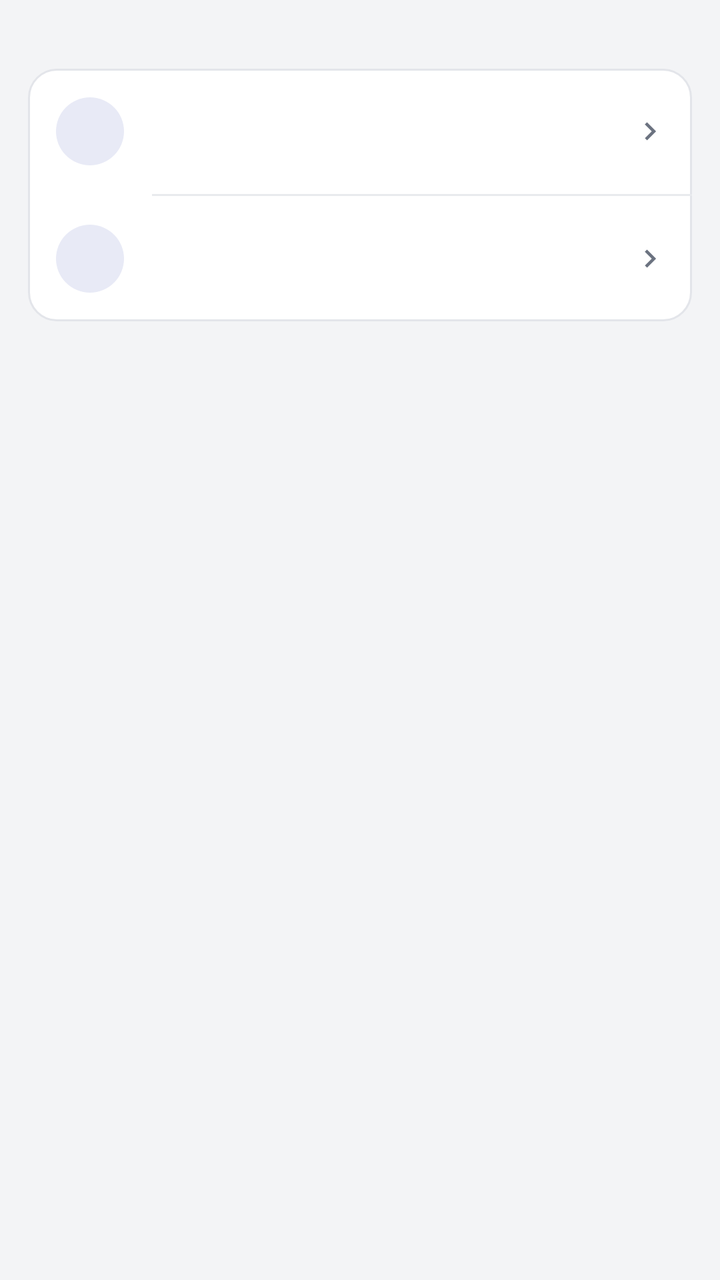
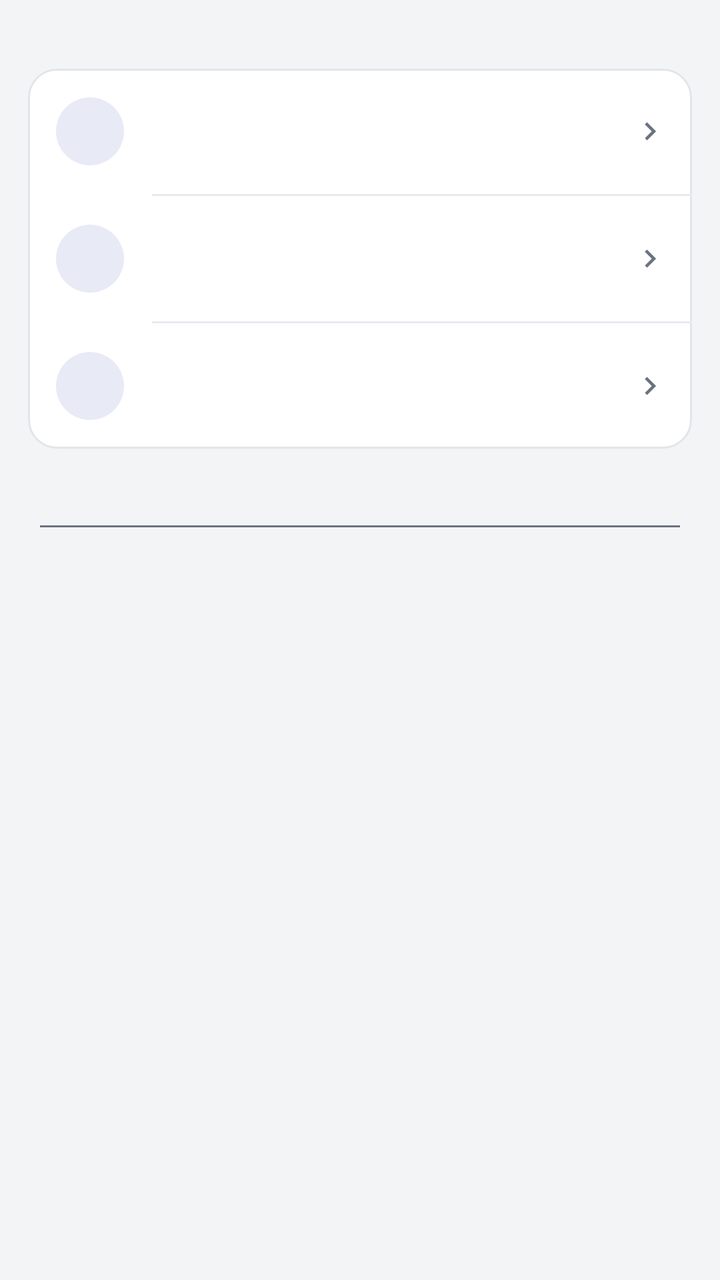

Two renders of the same Android screen: before a commit and after it. Below are the layout's source before the change and the commit's diff.
<!-- AndroidManifest.xml: activity theme AppTheme -->
<!-- res/layout/activity_blueprints.xml -->
<?xml version="1.0" encoding="utf-8"?>
<LinearLayout xmlns:android="http://schemas.android.com/apk/res/android"
    android:id="@+id/root"
    android:layout_width="match_parent"
    android:layout_height="match_parent"
    android:orientation="vertical"
    android:background="@color/bg">

    <TextView
        android:id="@+id/bp_head"
        android:layout_width="match_parent"
        android:layout_height="wrap_content"
        android:paddingStart="20dp"
        android:paddingEnd="20dp"
        android:paddingTop="12dp"
        android:paddingBottom="6dp"
        android:lineSpacingExtra="2dp"
        android:textColor="@color/fg_muted"
        android:textSize="12sp" />

    
    <LinearLayout
        android:id="@+id/bp_actions"
        android:layout_width="match_parent"
        android:layout_height="wrap_content"
        android:orientation="vertical"
        android:background="@drawable/card_bg"
        android:layout_marginStart="14dp"
        android:layout_marginEnd="14dp"
        android:layout_marginBottom="8dp">

        <include
            android:id="@+id/row_bp_import"
            layout="@layout/row_action"
            android:layout_width="match_parent"
            android:layout_height="wrap_content" />

        <View
            android:layout_width="match_parent"
            android:layout_height="1dp"
            android:layout_marginStart="62dp"
            android:background="@color/divider" />

        <include
            android:id="@+id/row_bp_export"
            layout="@layout/row_action"
            android:layout_width="match_parent"
            android:layout_height="wrap_content" />
    </LinearLayout>

    
    <TextView
        android:id="@+id/bp_empty"
        android:layout_width="match_parent"
        android:layout_height="wrap_content"
        android:padding="28dp"
        android:gravity="center"
        android:textAlignment="center"
        android:textSize="13sp"
        android:lineSpacingExtra="4dp"
        android:textColor="@color/fg_muted"
        android:visibility="gone" />

    <ListView
        android:id="@+id/bp_list"
        android:layout_width="match_parent"
        android:layout_height="0dp"
        android:layout_weight="1"
        android:divider="@null"
        android:dividerHeight="0dp"
        android:paddingBottom="8dp"
        android:clipToPadding="false" />
</LinearLayout>
<!-- res/layout/row_action.xml (included above) -->
<?xml version="1.0" encoding="utf-8"?>
<LinearLayout xmlns:android="http://schemas.android.com/apk/res/android"
    android:layout_width="match_parent"
    android:layout_height="wrap_content"
    android:orientation="horizontal"
    android:gravity="center_vertical"
    android:background="?android:attr/selectableItemBackground"
    android:clickable="true"
    android:focusable="false"
    android:paddingStart="14dp"
    android:paddingEnd="12dp"
    android:paddingTop="12dp"
    android:paddingBottom="12dp">

    <FrameLayout
        android:layout_width="@dimen/row_icon_box"
        android:layout_height="@dimen/row_icon_box"
        android:background="@drawable/icon_circle">

        <ImageView
            android:id="@+id/act_icon"
            android:layout_width="@dimen/row_icon"
            android:layout_height="@dimen/row_icon"
            android:layout_gravity="center"
            android:tint="@color/accent" />
    </FrameLayout>

    <LinearLayout
        android:layout_width="0dp"
        android:layout_height="wrap_content"
        android:layout_weight="1"
        android:layout_marginStart="14dp"
        android:orientation="vertical">

        <TextView
            android:id="@+id/act_title"
            android:layout_width="match_parent"
            android:layout_height="wrap_content"
            android:singleLine="true"
            android:ellipsize="end"
            android:textSize="15sp"
            android:textColor="@color/fg" />

        <TextView
            android:id="@+id/act_sub"
            android:layout_width="match_parent"
            android:layout_height="wrap_content"
            android:paddingTop="2dp"
            android:textSize="12sp"
            android:textColor="@color/fg_muted" />
    </LinearLayout>

    <ImageView
        android:layout_width="@dimen/row_chevron"
        android:layout_height="@dimen/row_chevron"
        android:layout_marginStart="8dp"
        android:src="@drawable/ic_chevron"
        android:tint="@color/fg_muted" />
</LinearLayout>
<!-- resources referenced by this layout -->
<resources>
  <color name="accent">#FF3F51B5</color>
  <color name="bg">#FFF3F4F6</color>
  <color name="divider">#FFE8EAEE</color>
  <color name="fg">#FF1A1C1E</color>
  <color name="fg_muted">#FF6B7280</color>
  <dimen name="row_chevron">18dp</dimen>
  <dimen name="row_icon">22dp</dimen>
  <dimen name="row_icon_box">34dp</dimen>
  <!-- drawable card_bg (drawable) -->
  <?xml version="1.0" encoding="utf-8"?>
  <shape xmlns:android="http://schemas.android.com/apk/res/android"
      android:shape="rectangle">
      <solid android:color="@color/card" />
      <corners android:radius="14dp" />
      <stroke android:width="1dp" android:color="@color/card_stroke" />
  </shape>
  <!-- drawable ic_chevron (drawable) -->
  <?xml version="1.0" encoding="utf-8"?>
  <vector xmlns:android="http://schemas.android.com/apk/res/android"
      android:width="24dp"
      android:height="24dp"
      android:viewportWidth="24"
      android:viewportHeight="24">
      <path
          android:fillColor="@color/icon_tint"
          android:pathData="M10,6L8.59,7.41 13.17,12l-4.58,4.59L10,18l6,-6z" />
  </vector>
  <!-- drawable icon_circle (drawable) -->
  <?xml version="1.0" encoding="utf-8"?>
  <shape xmlns:android="http://schemas.android.com/apk/res/android"
      android:shape="oval">
      <solid android:color="@color/accent_soft" />
  </shape>
  <style name="AppTheme" parent="android:Theme.Material.Light">
          <item name="android:windowBackground">@color/bg</item>
          <item name="android:textColorPrimary">@color/fg</item>
          <item name="android:textColorSecondary">@color/fg_muted</item>
          <item name="android:colorAccent">@color/accent</item>
  
          
          <item name="android:colorPrimary">@color/appbar</item>
          <item name="android:colorPrimaryDark">@color/statusbar</item>
          <item name="android:statusBarColor">@color/statusbar</item>
          <item name="android:windowLightStatusBar">false</item>
          <item name="android:actionBarStyle">@style/AppBarStyle</item>
  
          
          <item name="android:alertDialogTheme">@style/AppDialogTheme</item>
      </style>
  <color name="card">#FFFFFFFF</color>
  <color name="card_stroke">#FFE3E5EA</color>
  <color name="icon_tint">#FF5F6368</color>
  <color name="accent_soft">#FFE8EAF6</color>
  <color name="appbar">#FF3F51B5</color>
  <color name="statusbar">#FF303F9F</color>
  <style name="AppBarStyle" parent="android:Widget.Material.ActionBar.Solid">
          <item name="android:background">@color/appbar</item>
          
          <item name="android:elevation">0dp</item>
          
          <item name="android:contentInsetStart">16dp</item>
          <item name="android:titleTextStyle">@style/AppBarTitle</item>
      </style>
  <style name="AppDialogTheme" parent="android:Theme.Material.Light.Dialog.Alert">
          <item name="android:windowBackground">@drawable/dlg_bg</item>
          <item name="android:colorAccent">@color/accent</item>
          <item name="android:textColorPrimary">@color/fg</item>
          <item name="android:textColorSecondary">@color/fg_muted</item>
          <item name="android:colorControlNormal">@color/fg_muted</item>
      </style>
  <style name="AppBarTitle" parent="android:TextAppearance.Material.Widget.ActionBar.Title">
          <item name="android:textColor">@color/on_appbar</item>
          <item name="android:textSize">20sp</item>
          <item name="android:fontFamily">sans-serif-medium</item>
      </style>
  <!-- drawable dlg_bg (drawable) -->
  <?xml version="1.0" encoding="utf-8"?>
  <inset xmlns:android="http://schemas.android.com/apk/res/android"
      android:inset="16dp">
      <shape android:shape="rectangle">
          <solid android:color="@color/card" />
          <corners android:radius="14dp" />
          <stroke android:width="1dp" android:color="@color/card_stroke" />
      </shape>
  </inset>
  <color name="on_appbar">#FFFFFFFF</color>
</resources>

<!-- the commit's change to res/layout/activity_blueprints.xml (unified diff, before → after) -->
@@ -46,7 +46,47 @@
             layout="@layout/row_action"
             android:layout_width="match_parent"
             android:layout_height="wrap_content" />
+
+        <View
+            android:layout_width="match_parent"
+            android:layout_height="1dp"
+            android:layout_marginStart="62dp"
+            android:background="@color/divider" />
+
+        
+        <include
+            android:id="@+id/row_bp_filter"
+            layout="@layout/row_action"
+            android:layout_width="match_parent"
+            android:layout_height="wrap_content" />
     </LinearLayout>
+
+    
+    <EditText
+        android:id="@+id/bp_search"
+        android:layout_width="match_parent"
+        android:layout_height="wrap_content"
+        android:layout_marginStart="@dimen/page_pad"
+        android:layout_marginEnd="@dimen/page_pad"
+        android:layout_marginTop="2dp"
+        android:inputType="text"
+        android:maxLength="60"
+        android:singleLine="true"
+        android:textColor="@color/fg"
+        android:textColorHint="@color/fg_muted"
+        android:textSize="15sp" />
+
+    
+    <TextView
+        android:id="@+id/bp_filtered"
+        android:layout_width="match_parent"
+        android:layout_height="wrap_content"
+        android:paddingStart="@dimen/page_pad"
+        android:paddingEnd="@dimen/page_pad"
+        android:paddingTop="6dp"
+        android:textColor="@color/fg_muted"
+        android:textSize="12sp"
+        android:visibility="gone" />
 
     
     <TextView
<!-- resource entries referenced after the edit -->
@@ -5,6 +5,7 @@
   <color name="divider">#FFE8EAEE</color>
   <color name="fg">#FF1A1C1E</color>
   <color name="fg_muted">#FF6B7280</color>
+  <dimen name="page_pad">16dp</dimen>
   <dimen name="row_chevron">18dp</dimen>
   <dimen name="row_icon">22dp</dimen>
   <dimen name="row_icon_box">34dp</dimen>
